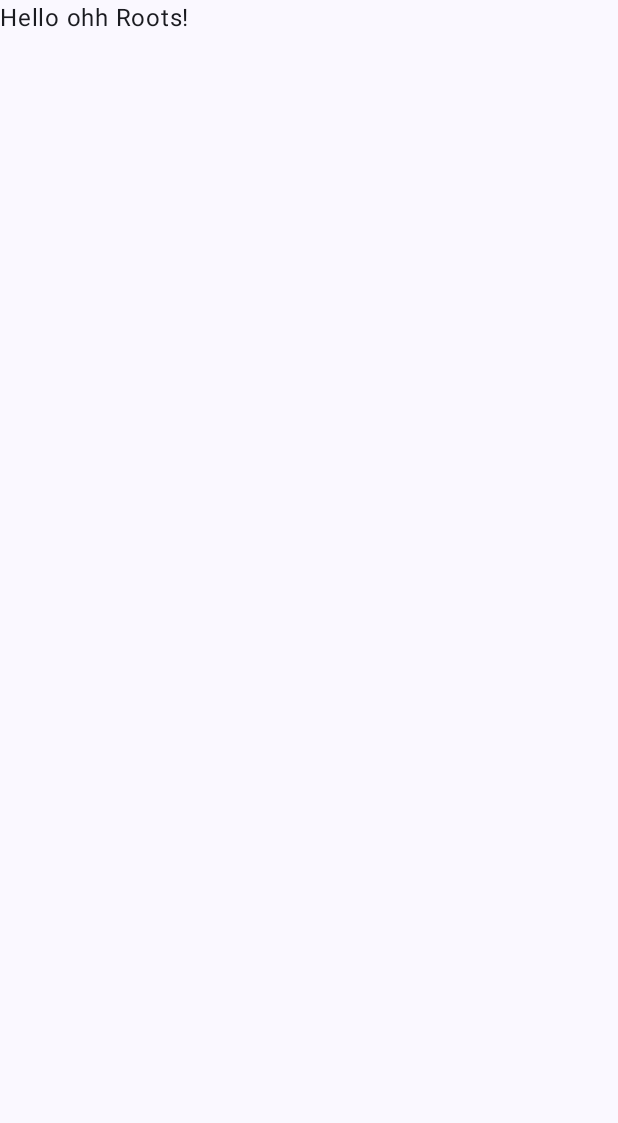
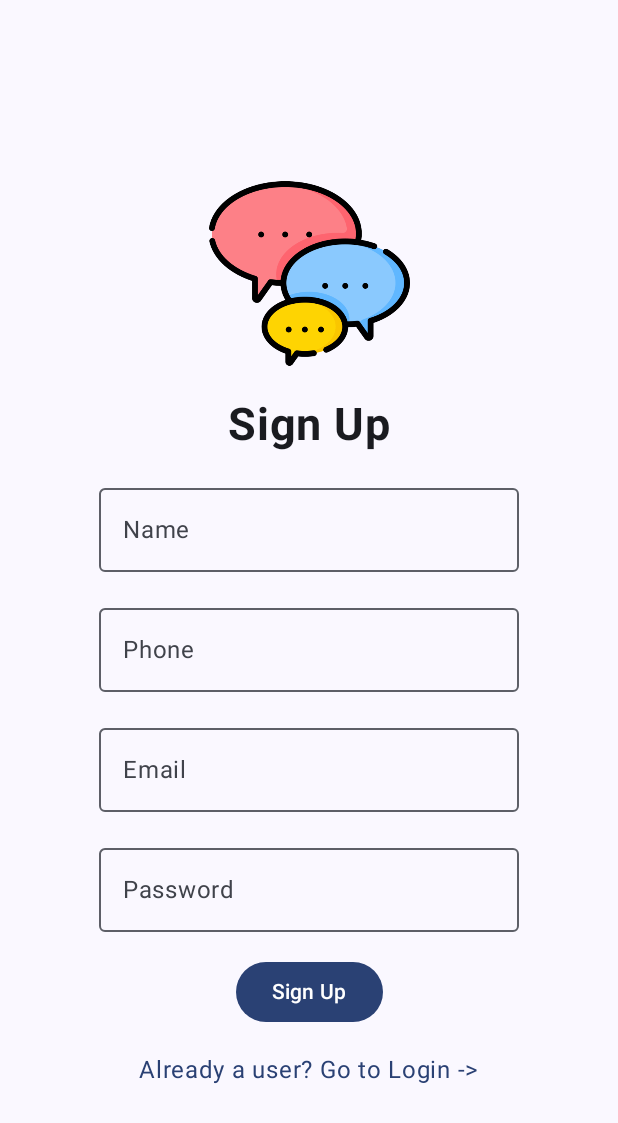
Before and after one commit to KothariMansi/ChatApp, an Android app built with Jetpack Compose: the screen it shows after launch (MainActivity), on a phone screen of 412 x 824 dp. Before the commit the part shown is almost empty. Shown: the top 1123 px of the screen. Run offline under Robolectric (Android 15) with nearby library versions, the phone set to English and light mode, and no system bars; our stand-ins replace Dagger/Hilt's generated code.

Commit message:
Making SignUpScreen Ui

```diff
--- a/app/build.gradle.kts
+++ b/app/build.gradle.kts
@@ -79,4 +79,8 @@ dependencies {
     // For local unit tests
     testImplementation("com.google.dagger:hilt-android-testing:2.51.1")
     kspTest("com.google.dagger:hilt-compiler:2.51.1")
+
+    // nav controller
+    implementation("androidx.navigation:navigation-compose:2.7.7")
+    implementation("androidx.hilt:hilt-navigation-compose:1.0.0")
 }
--- /dev/null
+++ b/app/src/main/java/com/example/chatapp/LCViewModel.kt
@@ -0,0 +1,35 @@
+package com.example.chatapp
+
+import androidx.lifecycle.ViewModel
+import com.example.chatapp.data.LCState
+import dagger.hilt.android.lifecycle.HiltViewModel
+import kotlinx.coroutines.flow.MutableStateFlow
+import kotlinx.coroutines.flow.StateFlow
+import kotlinx.coroutines.flow.asStateFlow
+import kotlinx.coroutines.flow.update
+import javax.inject.Inject
+
+@HiltViewModel
+class LCViewModel @Inject constructor(): ViewModel() {
+    private var _uiState = MutableStateFlow(LCState())
+    val uiState = _uiState.asStateFlow()
+
+    fun updateUi(
+        name: String = _uiState.value.name,
+        number: String = _uiState.value.number,
+        email: String = _uiState.value.email,
+        password: String = _uiState.value.password
+
+
+    ) {
+        _uiState.update {
+            it.copy(
+                name = name,
+                number = number,
+                email = email,
+                password = password
+            )
+        }
+    }
+
+}
--- a/app/src/main/java/com/example/chatapp/MainActivity.kt
+++ b/app/src/main/java/com/example/chatapp/MainActivity.kt
@@ -6,11 +6,33 @@ import androidx.activity.compose.setContent
 import androidx.compose.foundation.layout.fillMaxSize
 import androidx.compose.material3.MaterialTheme
 import androidx.compose.material3.Surface
-import androidx.compose.material3.Text
 import androidx.compose.runtime.Composable
 import androidx.compose.ui.Modifier
-import androidx.compose.ui.tooling.preview.Preview
+import androidx.hilt.navigation.compose.hiltViewModel
+import androidx.navigation.compose.NavHost
+import androidx.navigation.compose.composable
+import androidx.navigation.compose.rememberNavController
+import com.example.chatapp.screens.LoginScreen
+import com.example.chatapp.screens.SignUpScreen
 import com.example.chatapp.ui.theme.ChatAppTheme
+
+
+sealed class DestinationScreen(var route: String) {
+    object SignUp: DestinationScreen("signup")
+    object Login: DestinationScreen("login")
+
+    object Profile: DestinationScreen("profile")
+    object ChatList: DestinationScreen("chatList")
+    object SingleChat: DestinationScreen("singleChat/{chatId}"){
+        fun  createRoute(id:String) = "singleChat/$id"
+    }
+    object StatusList: DestinationScreen("statusList")
+    object SingleStatus: DestinationScreen("singleStatus/{statusId}") { // used statusId instead of userId.
+        fun createRote(statusId: String) = "singleStatus/$statusId"
+    }
+
+
+}
 
 class MainActivity : ComponentActivity() {
     override fun onCreate(savedInstanceState: Bundle?) {
@@ -22,25 +44,27 @@ class MainActivity : ComponentActivity() {
                     modifier = Modifier.fillMaxSize(),
                     color = MaterialTheme.colorScheme.background
                 ) {
-                    Greeting("ohh Roots")
+                    ChatAppNavigation()
                 }
             }
         }
     }
 }
 
+
 @Composable
-fun Greeting(name: String, modifier: Modifier = Modifier) {
-    Text(
-        text = "Hello $name!",
-        modifier = modifier
-    )
+fun  ChatAppNavigation() {
+    val navController = rememberNavController()
+    var vm = hiltViewModel<LCViewModel>()
+
+    NavHost(navController = navController, startDestination = DestinationScreen.SignUp.route) {
+        composable(DestinationScreen.SignUp.route) {
+            SignUpScreen(navController, vm)
+        }
+        composable(DestinationScreen.Login.route) {
+            LoginScreen(navController, vm)
+        }
+
+    }
+    //LoginScreen()
 }
-
-@Preview(showBackground = true)
-@Composable
-fun GreetingPreview() {
-    ChatAppTheme {
-        Greeting("Android")
-    }
-}
--- /dev/null
+++ b/app/src/main/java/com/example/chatapp/data/LCState.kt
@@ -0,0 +1,8 @@
+package com.example.chatapp.data
+
+data class LCState(
+    val name: String = "",
+    val number: String = "",
+    val email: String = "",
+    val password: String = ""
+)
--- a/app/src/main/java/com/example/chatapp/screens/SignUpScreen.kt
+++ b/app/src/main/java/com/example/chatapp/screens/SignUpScreen.kt
@@ -1,8 +1,108 @@
 package com.example.chatapp.screens
 
+import androidx.compose.foundation.Image
+import androidx.compose.foundation.clickable
+import androidx.compose.foundation.layout.Arrangement
+import androidx.compose.foundation.layout.Box
+import androidx.compose.foundation.layout.Column
+import androidx.compose.foundation.layout.fillMaxSize
+import androidx.compose.foundation.layout.padding
+import androidx.compose.foundation.layout.width
+import androidx.compose.foundation.layout.wrapContentHeight
+import androidx.compose.foundation.rememberScrollState
+import androidx.compose.foundation.verticalScroll
+import androidx.compose.material3.Button
+import androidx.compose.material3.MaterialTheme
+import androidx.compose.material3.OutlinedTextField
+import androidx.compose.material3.Text
 import androidx.compose.runtime.Composable
+import androidx.compose.runtime.collectAsState
+import androidx.compose.runtime.getValue
+import androidx.compose.ui.Alignment
+import androidx.compose.ui.Modifier
+import androidx.compose.ui.platform.LocalFocusManager
+import androidx.compose.ui.res.painterResource
+import androidx.compose.ui.res.stringResource
+import androidx.compose.ui.text.font.FontFamily
+import androidx.compose.ui.text.font.FontWeight
+import androidx.compose.ui.unit.dp
+import androidx.compose.ui.unit.sp
+import androidx.navigation.NavController
+import com.example.chatapp.DestinationScreen
+import com.example.chatapp.LCViewModel
+import com.example.chatapp.R
+import com.example.chatapp.navigateTo
 
 @Composable
-fun SignUpScreen() {
+fun SignUpScreen(navController: NavController, vm: LCViewModel) {
 
+    val lcState by vm.uiState.collectAsState()
+    val focus = LocalFocusManager.current
+
+    Box(
+        modifier = Modifier.fillMaxSize()
+    ) {
+        Column(modifier = Modifier
+            .fillMaxSize()
+            .wrapContentHeight()
+            .verticalScroll(
+                rememberScrollState()
+            ),
+            horizontalAlignment = Alignment.CenterHorizontally,
+            verticalArrangement = Arrangement.Center
+        ) {
+            Image(
+                painter = painterResource(id = R.drawable.chat),
+                contentDescription = null,
+                modifier = Modifier
+                    .width(150.dp)
+                    .padding(top = 16.dp)
+                    .padding(8.dp)
+            )
+            Text(
+                text = stringResource(R.string.sign_up),
+                fontSize = 30.sp,
+                fontFamily = FontFamily.SansSerif,
+                fontWeight = FontWeight.Bold,
+                modifier = Modifier.padding(8.dp)
+            )
+
+            OutlinedTextField(
+                value = lcState.name,
+                onValueChange = { vm.updateUi(name = it) },
+                label = { Text(text = stringResource(R.string.name)) },
+                modifier = Modifier.padding(8.dp)
+            )
+            OutlinedTextField(
+                value = lcState.number,
+                onValueChange = {vm.updateUi(number = it)} ,
+                label = { Text(text = stringResource(R.string.phone)) },
+                modifier = Modifier.padding(8.dp)
+            )
+            OutlinedTextField(
+                value = lcState.email,
+                onValueChange = {vm.updateUi(email = it)} ,
+                label = { Text(text = stringResource(R.string.email)) },
+                modifier = Modifier.padding(8.dp)
+            )
+            OutlinedTextField(
+                value = lcState.password,
+                onValueChange = {vm.updateUi(password = it)} ,
+                label = { Text(text = stringResource(R.string.password)) },
+                modifier = Modifier.padding(8.dp)
+            )
+
+            Button(onClick = { /*TODO*/ }, modifier = Modifier.padding(8.dp)) {
+                Text(text = stringResource(id = R.string.sign_up))
+            }
+
+            Text(
+                text = "Already a user? Go to Login ->",
+                color = MaterialTheme.colorScheme.primary,
+                modifier = Modifier.padding(8.dp).clickable {
+                    navigateTo(navController, DestinationScreen.Login.route)
+                },
+            )
+        }
+    }
 }
--- a/app/src/main/res/values/strings.xml
+++ b/app/src/main/res/values/strings.xml
@@ -1,3 +1,8 @@
 <resources>
     <string name="app_name">ChatApp</string>
+    <string name="name">Name</string>
+    <string name="phone">Phone</string>
+    <string name="email">Email</string>
+    <string name="password">Password</string>
+    <string name="sign_up">Sign Up</string>
 </resources>
```
Also changed, not shown: app/src/main/java/com/example/chatapp/Util.kt (added, +10 -0 lines), app/src/main/java/com/example/chatapp/screens/LoginScreen.kt (+21 -1 lines), app/src/main/res/drawable/chat.png (added).
